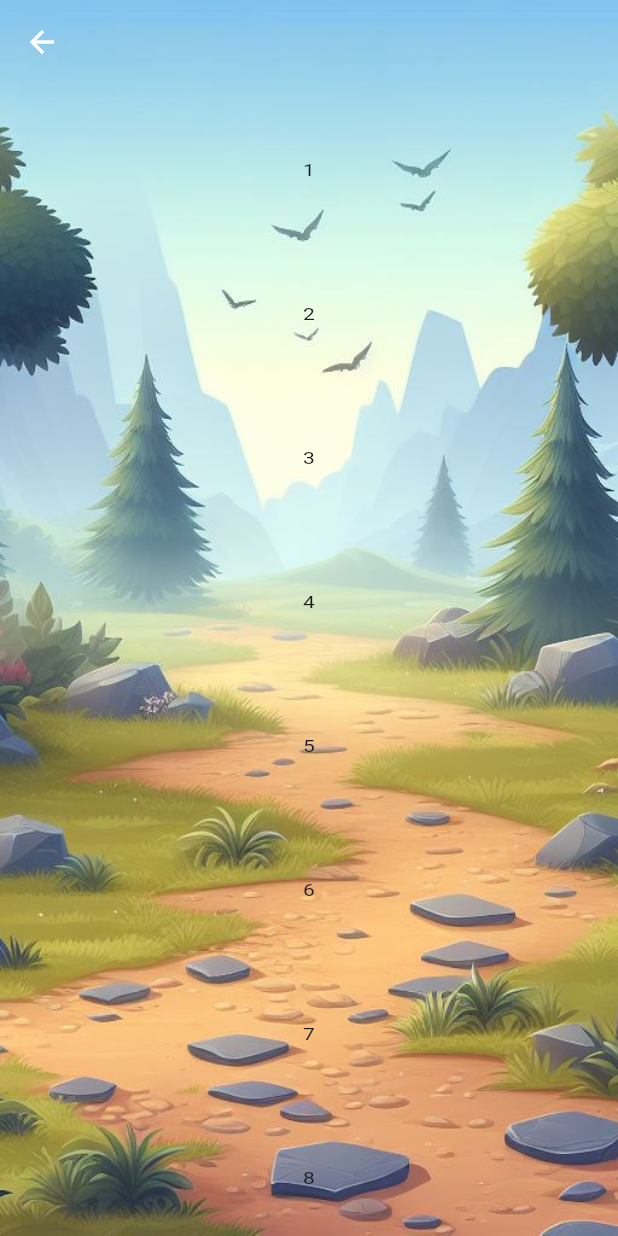
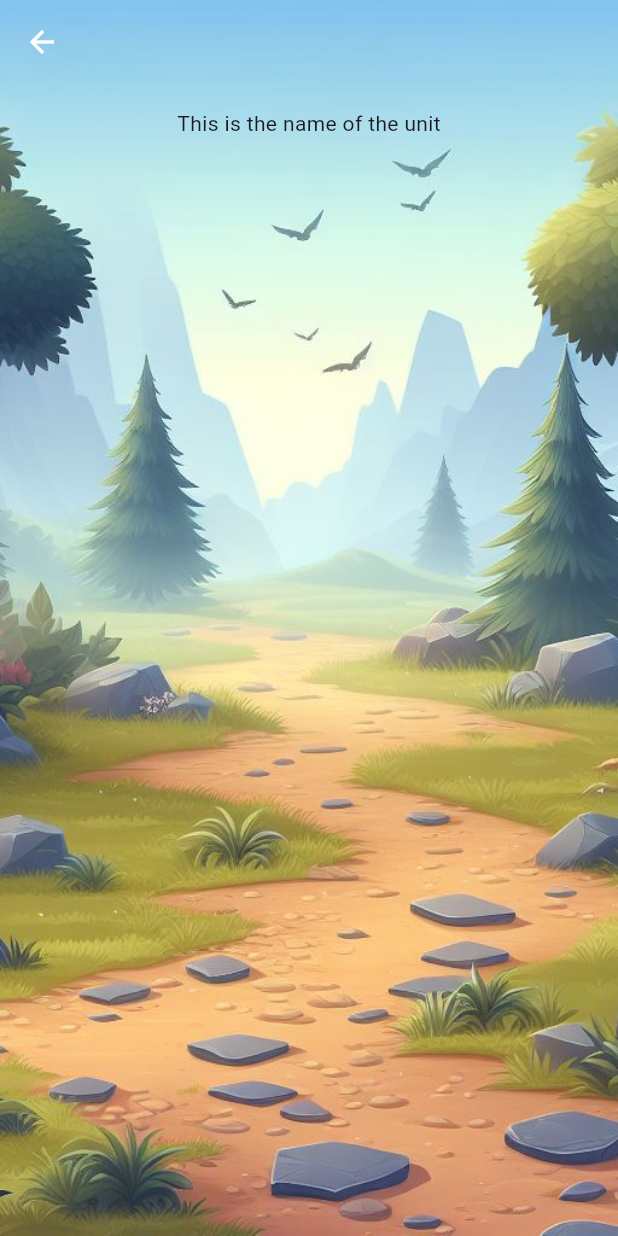
Before and after one commit to 45afeef/parayada-flutter, a Flutter app: the LevelsScreen screen opened by its route, on a phone screen of 412 x 824 dp. Run offline on Flutter 3.47's test engine with Material 3 defaults, Android fonts, the phone set to English and light mode, and no system bars; our stand-ins replace accordion, cached_network_image, connectivity_plus, flip_card, flutter_animate, flutter_card_swiper and 5 more; missing offline and left inert: markdown_editor_plus, parayada_ui_collection; accounts and stored records are empty; network calls fail; project files that could hold a hidden picture were left out.

```diff
--- a/lib/src/features/levels/levels_screen.dart
+++ b/lib/src/features/levels/levels_screen.dart
@@ -1,7 +1,9 @@
 import 'package:flutter/material.dart';
-import 'package:parayada_ui_collection/duolingo/icon_button.dart';
 
 import '../../core/app_export.dart';
+import '../course/domain/unit_entity.dart';
+import '../course/presentation/widgets/unit_widget.dart';
+import '../lesson/domain/lesson_entity.dart';
 
 class LevelsScreen extends StatefulWidget {
   const LevelsScreen({super.key});
@@ -11,35 +13,19 @@ class LevelsScreen extends StatefulWidget {
 }
 
 class _LevelsScreenState extends State<LevelsScreen> {
+  List<UnitEntity> get _units => [
+        UnitEntity(
+            name: 'This is the name of the unit',
+            lessons: [Lesson(title: '', description: '')])
+      ];
+
   @override
   Widget build(BuildContext context) {
     return AppLayout(
       child: ListView.builder(
-        itemCount: 50,
+        itemCount: _units.length,
         itemBuilder: (BuildContext context, int index) {
-          return Padding(
-            padding: const EdgeInsets.all(8.0),
-            child: Align(
-              child: Transform(
-                alignment: Alignment.bottomCenter,
-                transform: Matrix4.identity()
-                  ..rotateX(0.7)
-                  ..rotateY(-0),
-                child: SizedBox(
-                  width: 80,
-                  height: 80,
-                  child: DuolingoIconButton(
-                    borderWidth: 3,
-                    onPressed: () {
-                      Get.toNamed(AppRoutes.lessonScreen);
-                    },
-                    padding: EdgeInsets.zero,
-                    child: Align(child: Text('${index + 1}')),
-                  ),
-                ),
-              ),
-            ),
-          );
+          return UnitWidget(unit: _units[index]);
         },
       ),
     );
```
Also changed, not shown: lib/src/features/course/presentation/subject_page.dart (+27 -12 lines).
